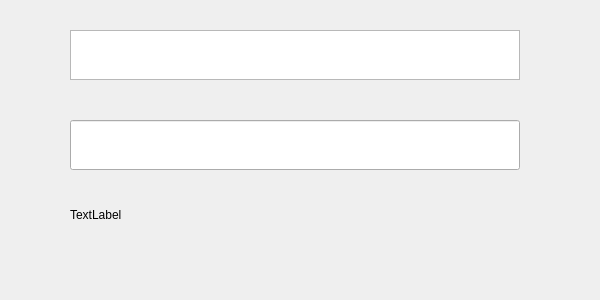
Qt form ch_04/lesson02/inc/ui_LineEdit_Label.ui (Tsai-Li-Chun/qt5_ws) before a commit.
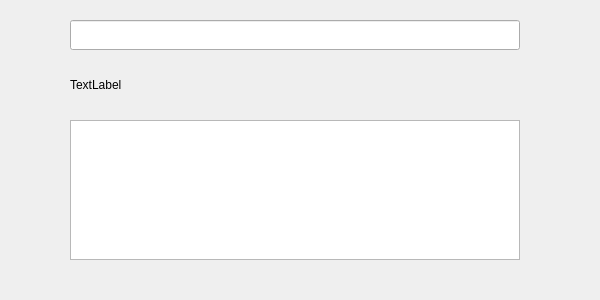
The same form after that commit.

Patch:
```diff
--- a/ch_04/lesson02/inc/ui_LineEdit_Label.ui
+++ b/ch_04/lesson02/inc/ui_LineEdit_Label.ui
@@ -13,23 +13,13 @@
   <property name="windowTitle">
    <string>Form</string>
   </property>
-  <widget class="QTextEdit" name="textEdit">
-   <property name="geometry">
-    <rect>
-     <x>70</x>
-     <y>30</y>
-     <width>450</width>
-     <height>50</height>
-    </rect>
-   </property>
-  </widget>
   <widget class="QLabel" name="label">
    <property name="geometry">
     <rect>
      <x>70</x>
-     <y>190</y>
+     <y>70</y>
      <width>450</width>
-     <height>50</height>
+     <height>30</height>
     </rect>
    </property>
    <property name="text">
@@ -40,9 +30,19 @@
    <property name="geometry">
     <rect>
      <x>70</x>
+     <y>20</y>
+     <width>450</width>
+     <height>30</height>
+    </rect>
+   </property>
+  </widget>
+  <widget class="QTextBrowser" name="textBrowser">
+   <property name="geometry">
+    <rect>
+     <x>70</x>
      <y>120</y>
      <width>450</width>
-     <height>50</height>
+     <height>140</height>
     </rect>
    </property>
   </widget>
```
